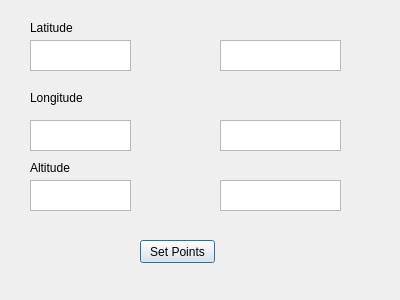
Before: the Qt Designer form home.ui in arghasen10/object_tracking_with_two_drones, drawn with Qt 5.
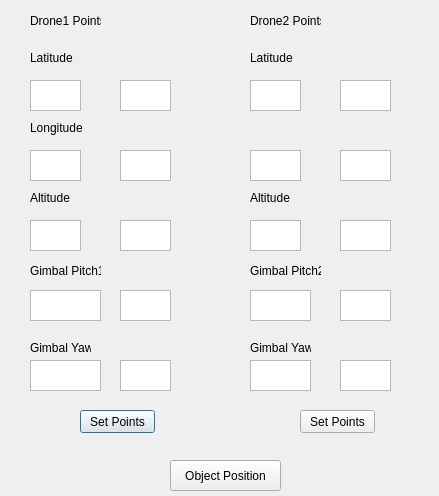
After: the same form once the commit is applied.

Commit message: Ui changed according to requirement

```diff
--- a/home.ui
+++ b/home.ui
@@ -6,8 +6,8 @@
    <rect>
     <x>0</x>
     <y>0</y>
-    <width>400</width>
-    <height>300</height>
+    <width>439</width>
+    <height>496</height>
    </rect>
   </property>
   <property name="windowTitle">
@@ -17,7 +17,7 @@
    <property name="geometry">
     <rect>
      <x>30</x>
-     <y>20</y>
+     <y>50</y>
      <width>61</width>
      <height>16</height>
     </rect>
@@ -30,7 +30,7 @@
    <property name="geometry">
     <rect>
      <x>30</x>
-     <y>90</y>
+     <y>120</y>
      <width>61</width>
      <height>16</height>
     </rect>
@@ -43,7 +43,7 @@
    <property name="geometry">
     <rect>
      <x>30</x>
-     <y>160</y>
+     <y>190</y>
      <width>61</width>
      <height>16</height>
     </rect>
@@ -56,8 +56,8 @@
    <property name="geometry">
     <rect>
      <x>30</x>
-     <y>40</y>
-     <width>101</width>
+     <y>80</y>
+     <width>51</width>
      <height>31</height>
     </rect>
    </property>
@@ -66,8 +66,8 @@
    <property name="geometry">
     <rect>
      <x>30</x>
-     <y>120</y>
-     <width>101</width>
+     <y>150</y>
+     <width>51</width>
      <height>31</height>
     </rect>
    </property>
@@ -76,8 +76,8 @@
    <property name="geometry">
     <rect>
      <x>30</x>
-     <y>180</y>
-     <width>101</width>
+     <y>220</y>
+     <width>51</width>
      <height>31</height>
     </rect>
    </property>
@@ -85,9 +85,9 @@
   <widget class="QTextEdit" name="textEdit">
    <property name="geometry">
     <rect>
-     <x>220</x>
-     <y>40</y>
-     <width>121</width>
+     <x>120</x>
+     <y>80</y>
+     <width>51</width>
      <height>31</height>
     </rect>
    </property>
@@ -95,9 +95,9 @@
   <widget class="QTextEdit" name="textEdit_2">
    <property name="geometry">
     <rect>
-     <x>220</x>
-     <y>120</y>
-     <width>121</width>
+     <x>120</x>
+     <y>150</y>
+     <width>51</width>
      <height>31</height>
     </rect>
    </property>
@@ -105,9 +105,9 @@
   <widget class="QTextEdit" name="textEdit_3">
    <property name="geometry">
     <rect>
-     <x>220</x>
-     <y>180</y>
-     <width>121</width>
+     <x>120</x>
+     <y>220</y>
+     <width>51</width>
      <height>31</height>
     </rect>
    </property>
@@ -115,8 +115,8 @@
   <widget class="QPushButton" name="pushButton">
    <property name="geometry">
     <rect>
-     <x>140</x>
-     <y>240</y>
+     <x>80</x>
+     <y>410</y>
      <width>75</width>
      <height>23</height>
     </rect>
@@ -125,6 +125,276 @@
     <string>Set Points</string>
    </property>
   </widget>
+  <widget class="QLabel" name="label_4">
+   <property name="geometry">
+    <rect>
+     <x>30</x>
+     <y>10</y>
+     <width>71</width>
+     <height>21</height>
+    </rect>
+   </property>
+   <property name="text">
+    <string>Drone1 Points</string>
+   </property>
+  </widget>
+  <widget class="QLabel" name="label_5">
+   <property name="geometry">
+    <rect>
+     <x>30</x>
+     <y>260</y>
+     <width>71</width>
+     <height>21</height>
+    </rect>
+   </property>
+   <property name="text">
+    <string>Gimbal Pitch1</string>
+   </property>
+  </widget>
+  <widget class="QPlainTextEdit" name="pitchval1">
+   <property name="geometry">
+    <rect>
+     <x>30</x>
+     <y>290</y>
+     <width>71</width>
+     <height>31</height>
+    </rect>
+   </property>
+  </widget>
+  <widget class="QLabel" name="label_6">
+   <property name="geometry">
+    <rect>
+     <x>30</x>
+     <y>340</y>
+     <width>61</width>
+     <height>16</height>
+    </rect>
+   </property>
+   <property name="text">
+    <string>Gimbal Yaw1</string>
+   </property>
+  </widget>
+  <widget class="QPlainTextEdit" name="yawval1">
+   <property name="geometry">
+    <rect>
+     <x>30</x>
+     <y>360</y>
+     <width>71</width>
+     <height>31</height>
+    </rect>
+   </property>
+  </widget>
+  <widget class="QTextEdit" name="textEdit_4">
+   <property name="geometry">
+    <rect>
+     <x>120</x>
+     <y>290</y>
+     <width>51</width>
+     <height>31</height>
+    </rect>
+   </property>
+  </widget>
+  <widget class="QTextEdit" name="textEdit_5">
+   <property name="geometry">
+    <rect>
+     <x>120</x>
+     <y>360</y>
+     <width>51</width>
+     <height>31</height>
+    </rect>
+   </property>
+  </widget>
+  <widget class="QPlainTextEdit" name="lat2">
+   <property name="geometry">
+    <rect>
+     <x>250</x>
+     <y>80</y>
+     <width>51</width>
+     <height>31</height>
+    </rect>
+   </property>
+  </widget>
+  <widget class="QLabel" name="label_8">
+   <property name="geometry">
+    <rect>
+     <x>250</x>
+     <y>260</y>
+     <width>71</width>
+     <height>21</height>
+    </rect>
+   </property>
+   <property name="text">
+    <string>Gimbal Pitch2</string>
+   </property>
+  </widget>
+  <widget class="QTextEdit" name="textEdit_6">
+   <property name="geometry">
+    <rect>
+     <x>340</x>
+     <y>80</y>
+     <width>51</width>
+     <height>31</height>
+    </rect>
+   </property>
+  </widget>
+  <widget class="QPlainTextEdit" name="lon2">
+   <property name="geometry">
+    <rect>
+     <x>250</x>
+     <y>150</y>
+     <width>51</width>
+     <height>31</height>
+    </rect>
+   </property>
+  </widget>
+  <widget class="QLabel" name="label_9">
+   <property name="geometry">
+    <rect>
+     <x>250</x>
+     <y>10</y>
+     <width>71</width>
+     <height>21</height>
+    </rect>
+   </property>
+   <property name="text">
+    <string>Drone2 Points</string>
+   </property>
+  </widget>
+  <widget class="QPushButton" name="pushButton_2">
+   <property name="geometry">
+    <rect>
+     <x>300</x>
+     <y>410</y>
+     <width>75</width>
+     <height>23</height>
+    </rect>
+   </property>
+   <property name="text">
+    <string>Set Points</string>
+   </property>
+  </widget>
+  <widget class="QLabel" name="label_10">
+   <property name="geometry">
+    <rect>
+     <x>250</x>
+     <y>340</y>
+     <width>61</width>
+     <height>16</height>
+    </rect>
+   </property>
+   <property name="text">
+    <string>Gimbal Yaw2</string>
+   </property>
+  </widget>
+  <widget class="QLabel" name="label_11">
+   <property name="geometry">
+    <rect>
+     <x>250</x>
+     <y>190</y>
+     <width>61</width>
+     <height>16</height>
+    </rect>
+   </property>
+   <property name="text">
+    <string>Altitude</string>
+   </property>
+  </widget>
+  <widget class="QLabel" name="label_12">
+   <property name="geometry">
+    <rect>
+     <x>250</x>
+     <y>50</y>
+     <width>61</width>
+     <height>16</height>
+    </rect>
+   </property>
+   <property name="text">
+    <string>Latitude</string>
+   </property>
+  </widget>
+  <widget class="QPushButton" name="pushButton_3">
+   <property name="geometry">
+    <rect>
+     <x>170</x>
+     <y>460</y>
+     <width>111</width>
+     <height>31</height>
+    </rect>
+   </property>
+   <property name="text">
+    <string>Object Position</string>
+   </property>
+  </widget>
+  <widget class="QPlainTextEdit" name="alt2">
+   <property name="geometry">
+    <rect>
+     <x>250</x>
+     <y>220</y>
+     <width>51</width>
+     <height>31</height>
+    </rect>
+   </property>
+  </widget>
+  <widget class="QPlainTextEdit" name="pitchval2">
+   <property name="geometry">
+    <rect>
+     <x>250</x>
+     <y>290</y>
+     <width>61</width>
+     <height>31</height>
+    </rect>
+   </property>
+  </widget>
+  <widget class="QPlainTextEdit" name="plainTextEdit_10">
+   <property name="geometry">
+    <rect>
+     <x>250</x>
+     <y>360</y>
+     <width>61</width>
+     <height>31</height>
+    </rect>
+   </property>
+  </widget>
+  <widget class="QTextEdit" name="textEdit_7">
+   <property name="geometry">
+    <rect>
+     <x>340</x>
+     <y>150</y>
+     <width>51</width>
+     <height>31</height>
+    </rect>
+   </property>
+  </widget>
+  <widget class="QTextEdit" name="textEdit_8">
+   <property name="geometry">
+    <rect>
+     <x>340</x>
+     <y>220</y>
+     <width>51</width>
+     <height>31</height>
+    </rect>
+   </property>
+  </widget>
+  <widget class="QTextEdit" name="textEdit_9">
+   <property name="geometry">
+    <rect>
+     <x>340</x>
+     <y>290</y>
+     <width>51</width>
+     <height>31</height>
+    </rect>
+   </property>
+  </widget>
+  <widget class="QTextEdit" name="textEdit_10">
+   <property name="geometry">
+    <rect>
+     <x>340</x>
+     <y>360</y>
+     <width>51</width>
+     <height>31</height>
+    </rect>
+   </property>
+  </widget>
  </widget>
  <resources/>
  <connections/>
```
Left out of the diff: 6 changed lines with no effect on the pictures. The commit also changes 1 other file.
